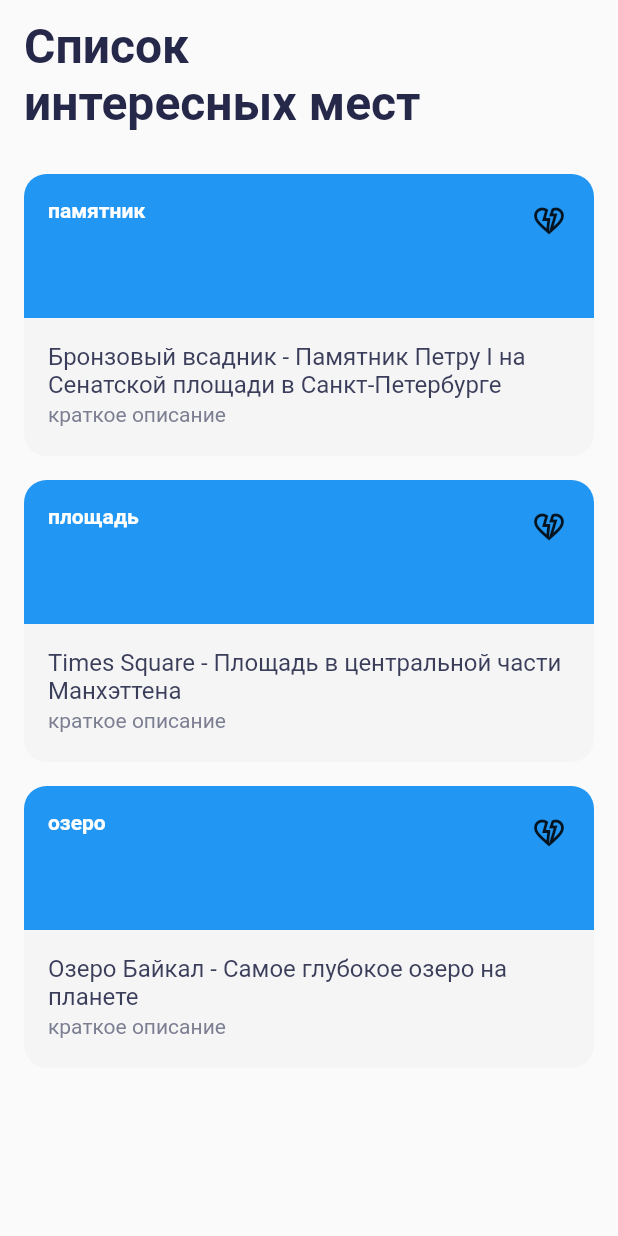
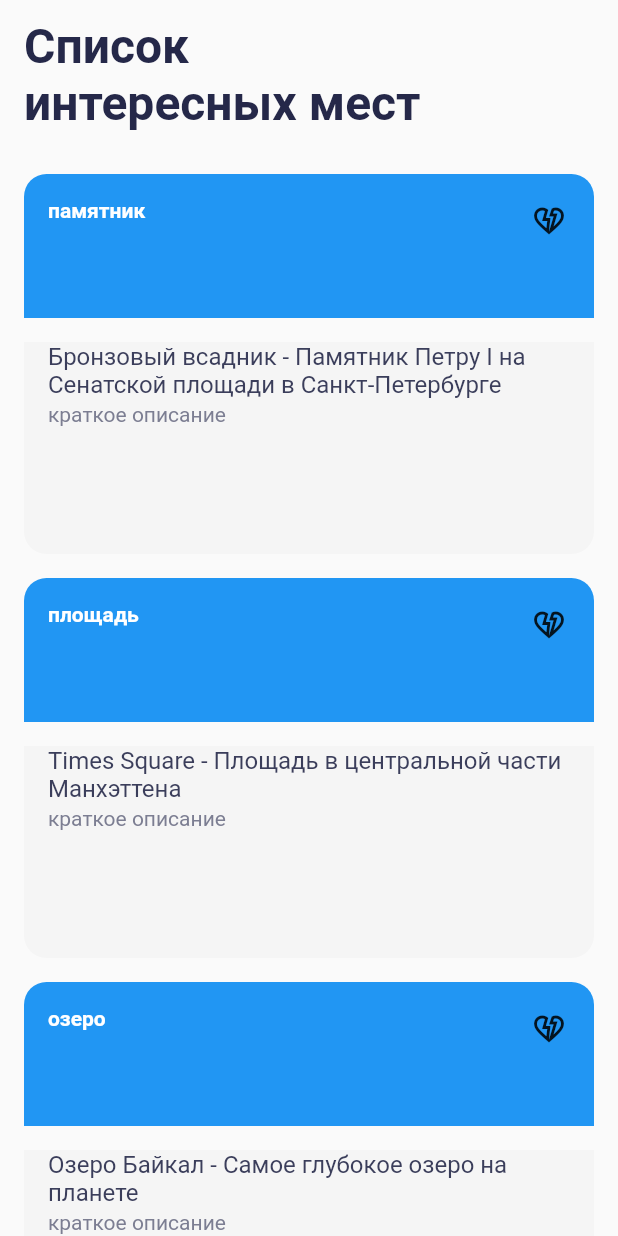
Before and after one commit to Jevilll/surf-flutter-course-likholetov, a Flutter app: the screen it shows after launch, on a phone screen of 412 x 824 dp. Run offline on Flutter 3.47's test engine with Material 2 defaults, Android fonts, the phone set to English and light mode, and no system bars.

Commit message:
Задание 4.6.4 Добавил SizedBox, AspectRatio и PreferredSizeWidget

```diff
--- /dev/null
+++ b/lib/res/app_sizes.dart
@@ -0,0 +1,3 @@
+abstract class AppSizes {
+  static const appBarHeight = 100.0;
+}
--- a/lib/ui/screen/sight_card.dart
+++ b/lib/ui/screen/sight_card.dart
@@ -12,7 +12,9 @@ class SightCard extends StatelessWidget {
 
   @override
   Widget build(BuildContext context) {
-    return ClipRRect(
+    return AspectRatio(
+      aspectRatio: 3 / 2,
+      child: ClipRRect(
         borderRadius: BorderRadius.circular(15),
         child: Column(
           children: [
@@ -39,12 +41,14 @@ class SightCard extends StatelessWidget {
                 ],
               ),
             ),
-          Container(
+            // todo академическая вставка, убрать в дальнейшем
+            const SizedBox(width: double.infinity, height: 16,),
+            Expanded(
+              child: Container(
                 color: AppColors.background,
-            height: 92,
                 width: double.infinity,
                 child: Padding(
-              padding: const EdgeInsets.all(16),
+                  padding: const EdgeInsets.only(left: 16, right: 16, bottom: 16),
                   child: Column(
                     children: [
                       SizedBox(
@@ -70,7 +74,9 @@ class SightCard extends StatelessWidget {
                   ),
                 ),
               ),
+            ),
           ],
+        ),
       ),
     );
   }
--- a/lib/ui/screen/sight_list_screen.dart
+++ b/lib/ui/screen/sight_list_screen.dart
@@ -1,5 +1,6 @@
 import 'package:flutter/material.dart';
 import 'package:places/mocks.dart';
+import 'package:places/res/app_sizes.dart';
 import 'package:places/res/app_strings.dart';
 import 'package:places/ui/screen/sight_card.dart';
 
@@ -15,23 +16,7 @@ class _SightListScreenState extends State<SightListScreen> {
   @override
   Widget build(BuildContext context) {
     return Scaffold(
-      appBar: AppBar(
-        title: const Text(
-          AppStrings.appName,
-          style: TextStyle(
-            fontFamily: 'Roboto',
-            color: Color(0xFF252849),
-            fontSize: 32,
-            fontWeight: FontWeight.w700,
-          ),
-          textAlign: TextAlign.left,
-          maxLines: 2,
-          overflow: TextOverflow.ellipsis,
-        ),
-        backgroundColor: Colors.transparent,
-        elevation: 0,
-        toolbarHeight: 100,
-      ),
+      appBar: const CustomAppBar(AppSizes.appBarHeight),
       body: ListView.separated(
         padding: const EdgeInsets.all(16),
         physics: const BouncingScrollPhysics(),
@@ -44,3 +29,35 @@ class _SightListScreenState extends State<SightListScreen> {
     );
   }
 }
+
+/// Виджет апп бара.
+class CustomAppBar extends StatelessWidget implements PreferredSizeWidget {
+
+  final double height;
+
+  @override
+  Size get preferredSize => Size(double.infinity, height);
+
+  const CustomAppBar(this.height, {Key? key}) : super(key: key);
+
+  @override
+  Widget build(BuildContext context) {
+    return AppBar(
+      title: const Text(
+        AppStrings.appName,
+        style: TextStyle(
+          fontFamily: 'Roboto',
+          color: Color(0xFF252849),
+          fontSize: 32,
+          fontWeight: FontWeight.w700,
+        ),
+        textAlign: TextAlign.left,
+        maxLines: 2,
+        overflow: TextOverflow.ellipsis,
+      ),
+      backgroundColor: Colors.transparent,
+      elevation: 0,
+      toolbarHeight: height,
+    );
+  }
+}
```
Lines whose indentation alone changed are shown as unchanged.
